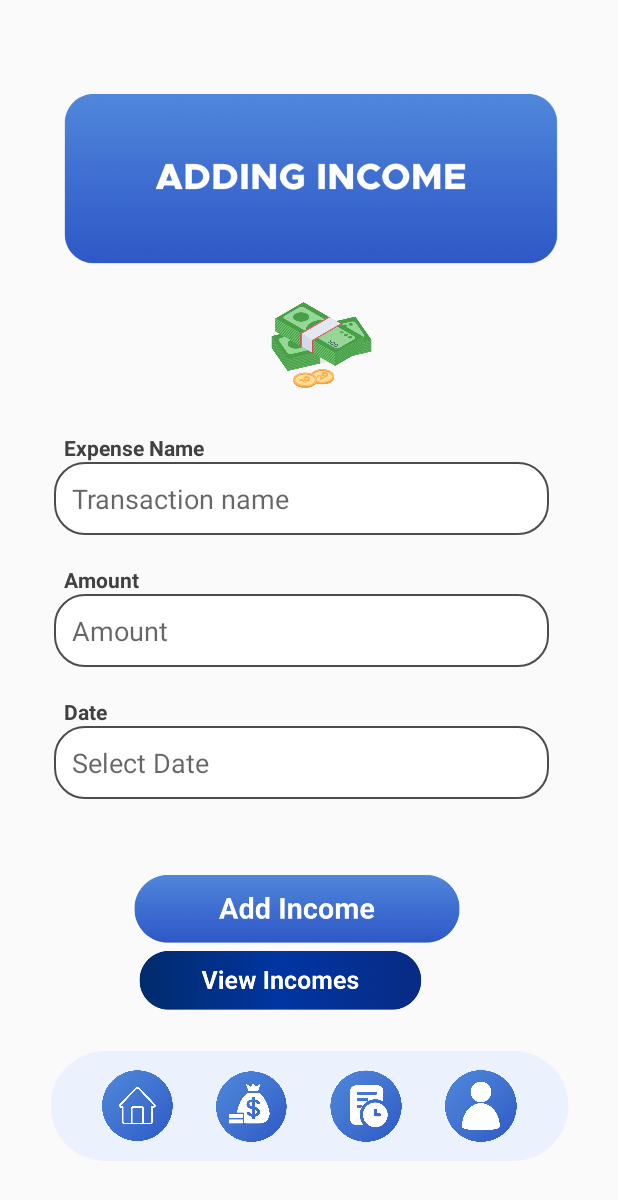
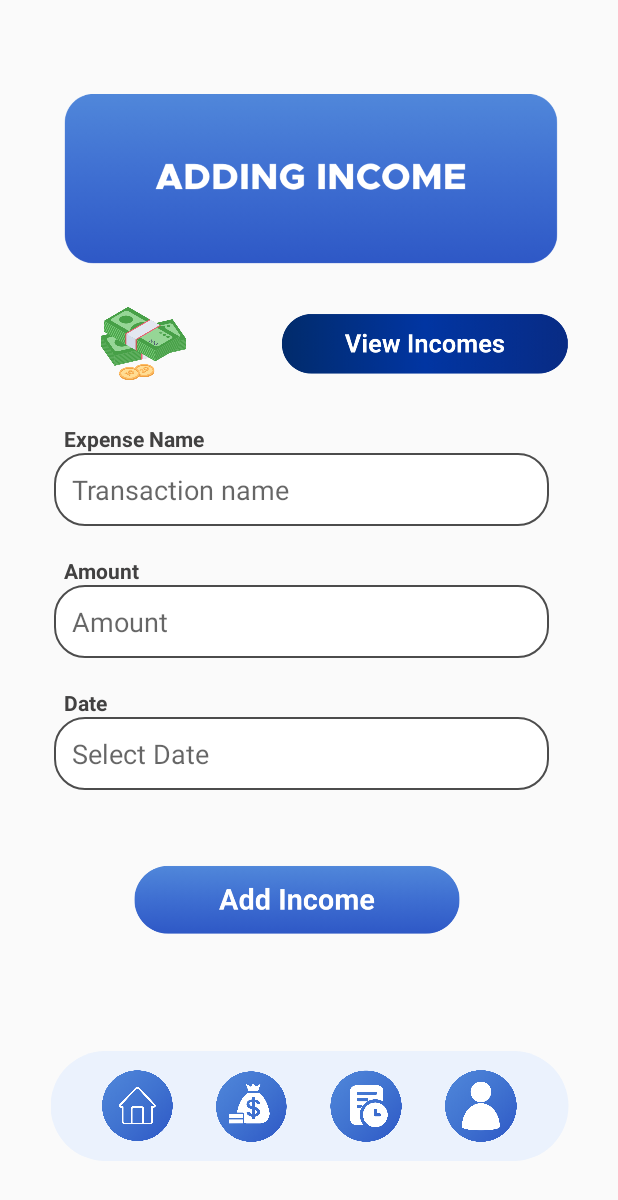
Before and after one commit to thivyan-jeyamohan/FinanceMate, an Android app built with Jetpack Compose: the Incomeform screen opened directly, with no data from a screen before it, on a phone screen of 412 x 824 dp. Shown: the top 1200 px of the screen. Run offline under Robolectric (Android 15) with nearby library versions, the phone set to English and light mode, and no system bars; Roboto replaces fonts that are not available here.

Commit message:
modify version 8

```diff
--- a/app/src/main/AndroidManifest.xml
+++ b/app/src/main/AndroidManifest.xml
@@ -10,9 +10,9 @@
         android:allowBackup="true"
         android:dataExtractionRules="@xml/data_extraction_rules"
         android:fullBackupContent="@xml/backup_rules"
-        android:icon="@mipmap/ic_launcher"
+        android:icon="@drawable/ic_launcher_round"
         android:label="@string/app_name"
-        android:roundIcon="@mipmap/ic_launcher_round"
+        android:roundIcon="@drawable/ic_launcher"
         android:supportsRtl="true"
         android:theme="@style/Theme.FinanceMate">
 
--- a/app/src/main/res/layout/activity_display_expense.xml
+++ b/app/src/main/res/layout/activity_display_expense.xml
@@ -36,7 +36,6 @@
             android:id="@+id/expenseListContainer"
             android:layout_width="match_parent"
             android:layout_height="wrap_content"
-            android:layout_marginTop="50dp"
             android:layout_marginBottom="50dp"
             android:orientation="vertical"
             android:padding="16dp" />
--- a/app/src/main/res/layout/activity_display_income.xml
+++ b/app/src/main/res/layout/activity_display_income.xml
@@ -36,7 +36,6 @@
             android:id="@+id/incomeListContainer"
             android:layout_width="match_parent"
             android:layout_height="wrap_content"
-            android:layout_marginTop="50dp"
             android:orientation="vertical"
             android:padding="16dp" />
 
--- a/app/src/main/res/layout/activity_expense_overview.xml
+++ b/app/src/main/res/layout/activity_expense_overview.xml
@@ -11,8 +11,6 @@
         android:layout_height="704dp"
         android:layout_marginStart="32dp"
         android:layout_marginEnd="32dp"
-        android:layout_marginBottom="-350dp"
-        app:layout_constraintBottom_toTopOf="@+id/linearLayout13"
         app:layout_constraintEnd_toEndOf="parent"
         app:layout_constraintStart_toStartOf="parent"
         app:layout_constraintTop_toTopOf="parent">
@@ -425,7 +423,7 @@
         android:layout_height="73dp"
         android:layout_marginStart="35dp"
         android:layout_marginEnd="85dp"
-        android:layout_marginBottom="400dp"
+        android:layout_marginBottom="380dp"
         android:background="@drawable/rounded_backgroundblue"
         android:gravity="center"
         android:orientation="horizontal"
--- a/app/src/main/res/layout/activity_incomeform.xml
+++ b/app/src/main/res/layout/activity_incomeform.xml
@@ -22,22 +22,20 @@
         app:layout_constraintTop_toTopOf="parent"
         app:srcCompat="@drawable/addingincome" />
 
-    <ImageView
-        android:id="@+id/imageView15"
-        android:layout_width="111dp"
-        android:layout_height="69dp"
-        android:layout_marginStart="130dp"
-        android:layout_marginTop="16dp"
-        android:layout_marginEnd="114dp"
-        android:contentDescription="Income Icon"
-        android:src="@drawable/moneyex"
-        app:layout_constraintEnd_toEndOf="parent"
-        app:layout_constraintStart_toStartOf="parent"
-        app:layout_constraintTop_toBottomOf="@+id/imageView14" />
-
     <!-- Input fields for the form -->
 
     <!-- Add Income Button -->
+
+    <ImageView
+        android:id="@+id/imageView15"
+        android:layout_width="95dp"
+        android:layout_height="59dp"
+        android:layout_marginStart="48dp"
+        android:layout_marginTop="20dp"
+        android:contentDescription="Income Icon"
+        android:src="@drawable/moneyex"
+        app:layout_constraintStart_toStartOf="parent"
+        app:layout_constraintTop_toBottomOf="@+id/imageView14" />
 
     <LinearLayout
         android:id="@+id/linearLayout"
@@ -134,17 +132,12 @@
 
     <ImageView
         android:id="@+id/viewStoredIncomeButton"
-        android:layout_width="256dp"
-        android:layout_height="43dp"
-        android:layout_marginStart="53dp"
-        android:layout_marginTop="12dp"
-        android:layout_marginEnd="61dp"
-        android:layout_marginBottom="-310dp"
-        app:layout_constraintBottom_toTopOf="@+id/linearLayout15"
+        android:layout_width="226dp"
+        android:layout_height="44dp"
+        android:layout_marginTop="28dp"
+        android:layout_marginEnd="16dp"
         app:layout_constraintEnd_toEndOf="parent"
-        app:layout_constraintHorizontal_bias="0.13"
-        app:layout_constraintStart_toStartOf="parent"
-        app:layout_constraintTop_toBottomOf="@+id/imageView16"
+        app:layout_constraintTop_toBottomOf="@+id/imageView14"
         app:srcCompat="@drawable/viewincomebtn" />
 
     <LinearLayout
```
Also changed, not shown: app/src/main/java/com/example/financemate/profile.kt (+126 -0 lines), app/src/main/res/layout/activity_expenseform.xml (+16 -21 lines), app/src/main/res/layout/activity_profile.xml (+11 -15 lines), app/src/main/res/drawable/ic_launcher.png (added), app/src/main/res/drawable/ic_launcher_round.png (added), 2 other files.
